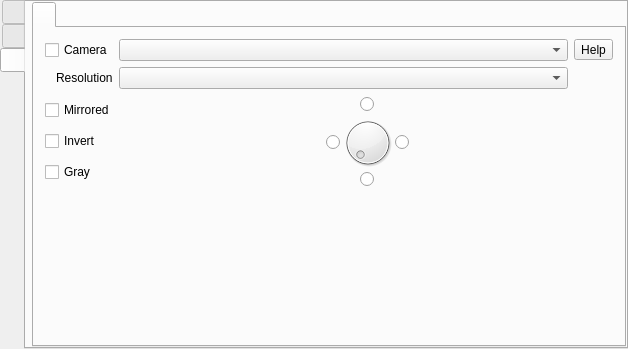
Qt form mainwindow.ui (vkohaupt/vokoscreenNG) before a commit.
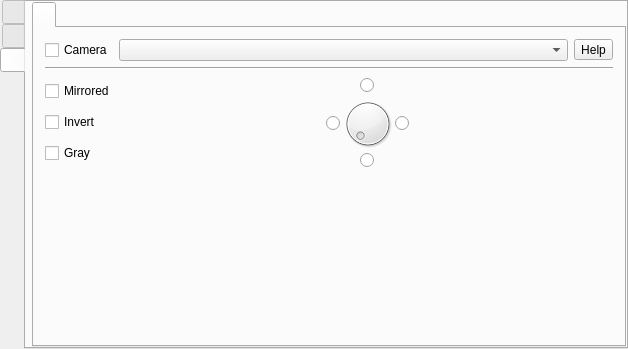
The same form after that commit. The open tabs and pages were chosen to show the change.

```diff
--- a/mainwindow.ui
+++ b/mainwindow.ui
@@ -1062,16 +1062,6 @@
            <layout class="QVBoxLayout" name="verticalLayout_16">
             <item>
              <layout class="QGridLayout" name="gridLayout_4">
-              <item row="1" column="1">
-               <widget class="QComboBox" name="resolutionComboBox">
-                <property name="minimumSize">
-                 <size>
-                  <width>100</width>
-                  <height>0</height>
-                 </size>
-                </property>
-               </widget>
-              </item>
               <item row="0" column="0">
                <widget class="QCheckBox" name="CheckBoxCamera">
                 <property name="toolTip">
@@ -1082,16 +1072,6 @@
                 </property>
                </widget>
               </item>
-              <item row="1" column="0" alignment="Qt::AlignRight">
-               <widget class="QLabel" name="resolutionLabel">
-                <property name="text">
-                 <string>Resolution</string>
-                </property>
-                <property name="alignment">
-                 <set>Qt::AlignLeading|Qt::AlignLeft|Qt::AlignVCenter</set>
-                </property>
-               </widget>
-              </item>
               <item row="0" column="1">
                <widget class="QComboBox" name="ComboBoxCamera">
                 <property name="sizePolicy">
@@ -1117,6 +1097,13 @@
               </item>
              </layout>
             </item>
+            <item>
+             <widget class="Line" name="line_2">
+              <property name="orientation">
+               <enum>Qt::Horizontal</enum>
+              </property>
+             </widget>
+            </item>
             <item>
              <layout class="QHBoxLayout" name="horizontalLayout_10">
               <item>
```
Left out of the diff: 12 changed lines with no effect on the pictures.
